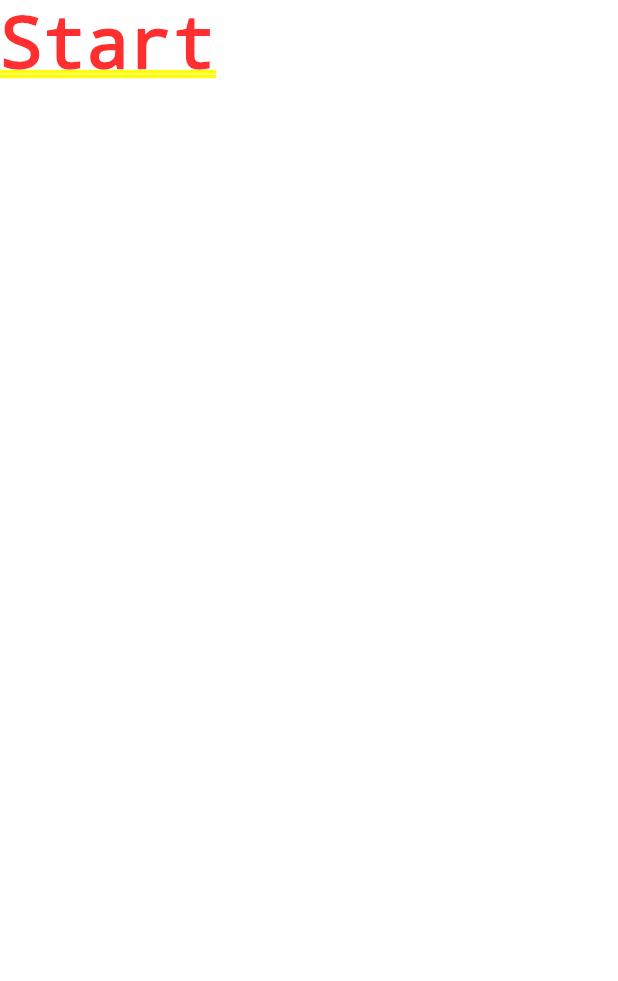
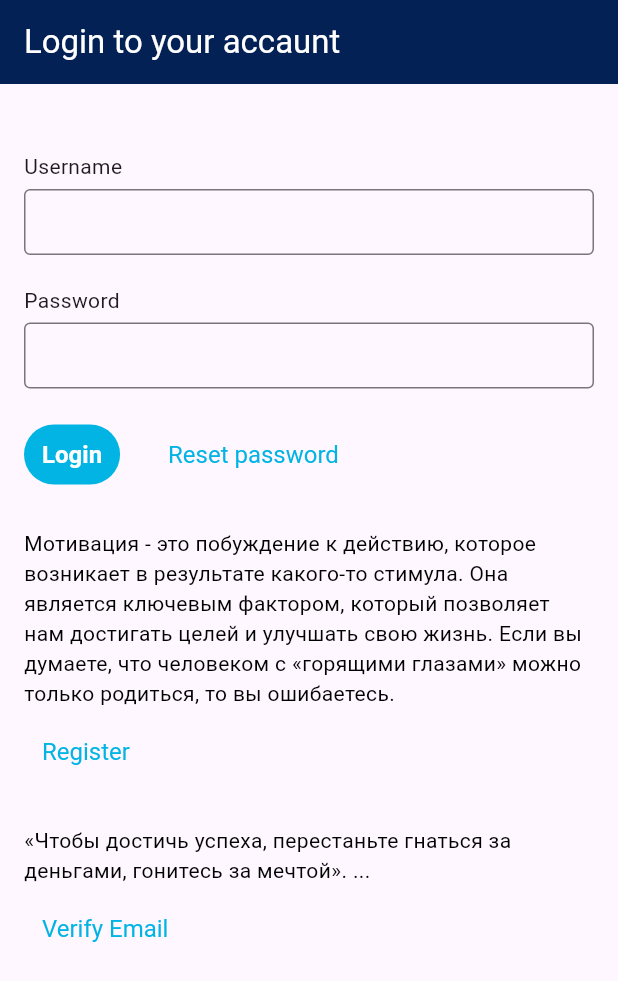
Before and after one commit to Maksim11011/tutorialapp, a Flutter app: the screen it shows after launch, on a phone screen of 412 x 824 dp. Shown: the top 981 px of the screen. Run offline on Flutter 3.47's test engine with Material 3 defaults, Android fonts, the phone set to English and light mode, and no system bars.

Commit message:
auth page

```diff
--- /dev/null
+++ b/lib/Theme/app_button_style.dart
@@ -0,0 +1,10 @@
+import 'package:flutter/material.dart';
+
+abstract class AppButtonStyle {
+  static ButtonStyle linkButton = ButtonStyle(
+    foregroundColor: MaterialStateProperty.all(const Color(0xff01b4e4)),
+    textStyle: const MaterialStatePropertyAll(
+      TextStyle(fontSize: 16, fontWeight: FontWeight.w400),
+    ),
+  );
+}
--- a/lib/main.dart
+++ b/lib/main.dart
@@ -1,4 +1,6 @@
 import 'package:flutter/material.dart';
+
+import 'widgets/auth/auth_widget.dart';
 
 void main() {
   runApp(const MyApp());
@@ -10,11 +12,14 @@ class MyApp extends StatelessWidget {
   @override
   Widget build(BuildContext context) {
     return MaterialApp(
+      debugShowCheckedModeBanner: false,
       title: 'Flutter demo',
       theme: ThemeData(
-        primarySwatch: Colors.blue,
+        appBarTheme: const AppBarTheme(
+          backgroundColor: Color.fromRGBO(3, 33, 85, 1),
+        ),
       ),
-      home: const Text('Start'),
+      home: AuthWidget(),
     );
   }
 }
--- a/lib/widgets/auth/auth_widget.dart
+++ b/lib/widgets/auth/auth_widget.dart
@@ -0,0 +1,180 @@
+import 'package:flutter/material.dart';
+
+import '../../Theme/app_button_style.dart';
+
+class AuthWidget extends StatefulWidget {
+  const AuthWidget({super.key});
+
+  @override
+  State<AuthWidget> createState() => _AuthWidgetState();
+}
+
+class _AuthWidgetState extends State<AuthWidget> {
+  @override
+  Widget build(BuildContext context) {
+    return Scaffold(
+      appBar: AppBar(
+        title: const Text(
+          'Login to your accaunt',
+          style: TextStyle(color: Colors.white),
+        ),
+      ),
+      body: ListView(
+        children: const [
+          HeaderWidget(),
+        ],
+      ),
+    );
+  }
+}
+
+class HeaderWidget extends StatelessWidget {
+  const HeaderWidget({super.key});
+
+  @override
+  Widget build(BuildContext context) {
+    final textStyle = const TextStyle(
+      fontSize: 14,
+      color: Colors.black,
+    );
+    return Padding(
+      padding: const EdgeInsets.symmetric(horizontal: 16),
+      child: Column(
+        crossAxisAlignment: CrossAxisAlignment.start,
+        children: [
+          const SizedBox(height: 25),
+          const _FormWidget(),
+          const SizedBox(height: 25),
+          Text(
+            'Мотивация - это побуждение к действию, которое возникает в результате какого-то стимула. Она является ключевым фактором, который позволяет нам достигать целей и улучшать свою жизнь. Если вы думаете, что человеком с «горящими глазами» можно только родиться, то вы ошибаетесь.',
+            style: textStyle,
+          ),
+          const SizedBox(height: 5),
+          TextButton(
+            style: AppButtonStyle.linkButton,
+            onPressed: () {},
+            child: const Text('Register'),
+          ),
+          const SizedBox(height: 25),
+          Text(
+            '«Чтобы достичь успеха, перестаньте гнаться за деньгами, гонитесь за мечтой». ...',
+            style: textStyle,
+          ),
+          const SizedBox(height: 5),
+          TextButton(
+            style: AppButtonStyle.linkButton,
+            onPressed: () {},
+            child: const Text('Verify Email'),
+          ),
+        ],
+      ),
+    );
+  }
+}
+
+class _FormWidget extends StatefulWidget {
+  const _FormWidget({super.key});
+
+  @override
+  State<_FormWidget> createState() => __FormWidgetState();
+}
+
+class __FormWidgetState extends State<_FormWidget> {
+  final _loginTextController = TextEditingController();
+  final _passwordTextController = TextEditingController();
+  String? errorText = null;
+  void _auth() {
+    final login = _loginTextController.text;
+    final password = _passwordTextController.text;
+    if (login == 'admin' && password == 'admin') {
+      errorText = null;
+      print('open app');
+    } else {
+      errorText = 'Неверный логин или пароль';
+    }
+    setState(() {});
+  }
+
+  void _resetPassword() {
+    print('Reset password');
+  }
+
+  @override
+  Widget build(BuildContext context) {
+    final textStyle = const TextStyle(
+      fontSize: 14,
+      //   color: Color(0xff212529),
+    );
+    final color = const Color(0xff01b4e4);
+    final textFielDecoration = const InputDecoration(
+      border: OutlineInputBorder(),
+      contentPadding: EdgeInsets.symmetric(horizontal: 10, vertical: 10),
+      isCollapsed: true,
+    );
+    final errorText = this.errorText;
+    return Column(
+      crossAxisAlignment: CrossAxisAlignment.start,
+      children: [
+        if (errorText != null) ...[
+          Text(
+            errorText,
+            style: const TextStyle(
+              fontSize: 17,
+              color: Colors.red,
+            ),
+          )
+        ],
+        const SizedBox(height: 20),
+        Text(
+          'Username',
+          style: textStyle,
+        ),
+        const SizedBox(height: 5),
+        TextField(
+          controller: _loginTextController,
+          decoration: textFielDecoration,
+        ),
+        const SizedBox(height: 20),
+        Text(
+          'Password',
+          style: textStyle,
+        ),
+        const SizedBox(height: 5),
+        TextField(
+          controller: _passwordTextController,
+          decoration: textFielDecoration,
+          obscureText: true,
+        ),
+        const SizedBox(height: 20),
+        Row(
+          children: [
+            TextButton(
+              style: ButtonStyle(
+                backgroundColor: MaterialStateProperty.all(color),
+                foregroundColor: const MaterialStatePropertyAll(Colors.white),
+                textStyle: const MaterialStatePropertyAll(
+                  TextStyle(
+                    fontSize: 16,
+                    fontWeight: FontWeight.w700,
+                  ),
+                ),
+              ),
+              onPressed: _auth,
+              child: const Text(
+                'Login',
+              ),
+            ),
+            const SizedBox(width: 20),
+            TextButton(
+              style: AppButtonStyle.linkButton,
+              onPressed: _resetPassword,
+              child: const Text(
+                'Reset password',
+              ),
+            ),
+          ],
+        )
+      ],
+    );
+  }
+}
```
